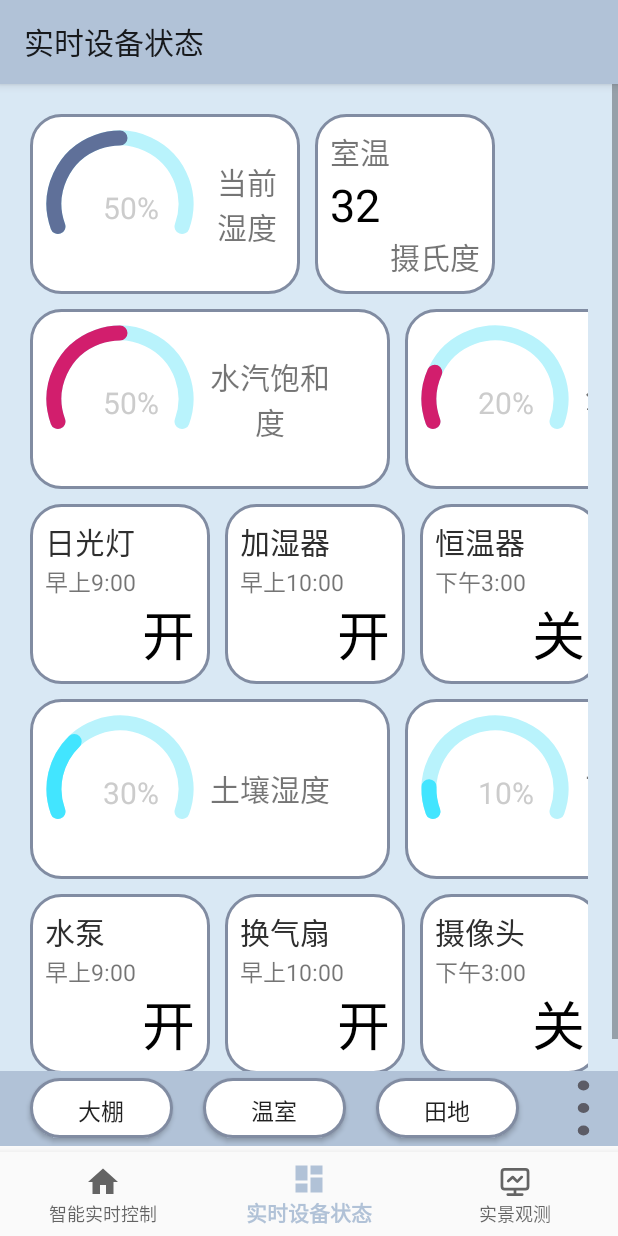
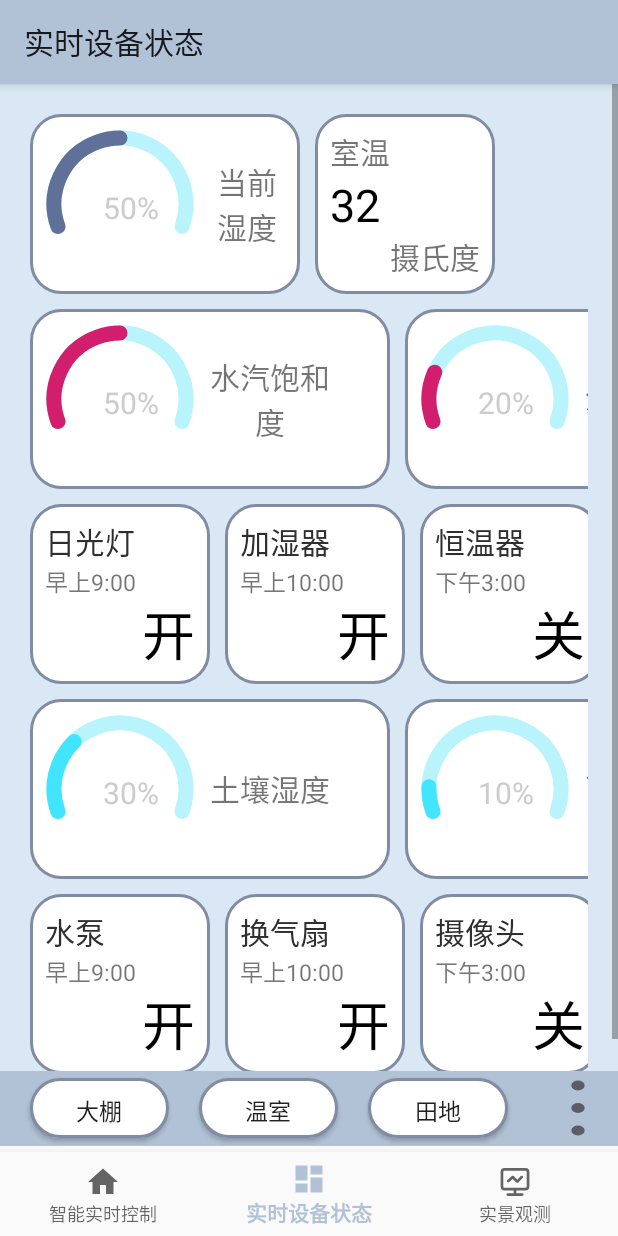
Before and after one commit to WPENGxs/SCADANLI, an Android app: the DashboardFragment screen opened through its navigation route, on a phone screen of 412 x 824 dp. Run offline under Robolectric (Android 15) with nearby library versions, the phone set to English and light mode, and no system bars; our stand-ins replace navigation-ui.

Commit message:
20220405 update

```diff
--- a/app/src/main/res/layout/fragment_dashboard.xml
+++ b/app/src/main/res/layout/fragment_dashboard.xml
@@ -503,7 +503,7 @@
 
             <Button
                 android:id="@+id/omitted"
-                android:layout_width="30dp"
+                android:layout_width="40dp"
                 android:layout_height="40dp"
                 android:layout_gravity="center"
                 android:layout_weight="1"
--- a/app/src/main/res/layout/fragment_notifications.xml
+++ b/app/src/main/res/layout/fragment_notifications.xml
@@ -75,7 +75,7 @@
 
             <Button
                 android:id="@+id/omitted"
-                android:layout_width="30dp"
+                android:layout_width="40dp"
                 android:layout_height="40dp"
                 android:layout_gravity="center"
                 android:layout_weight="1"
```
